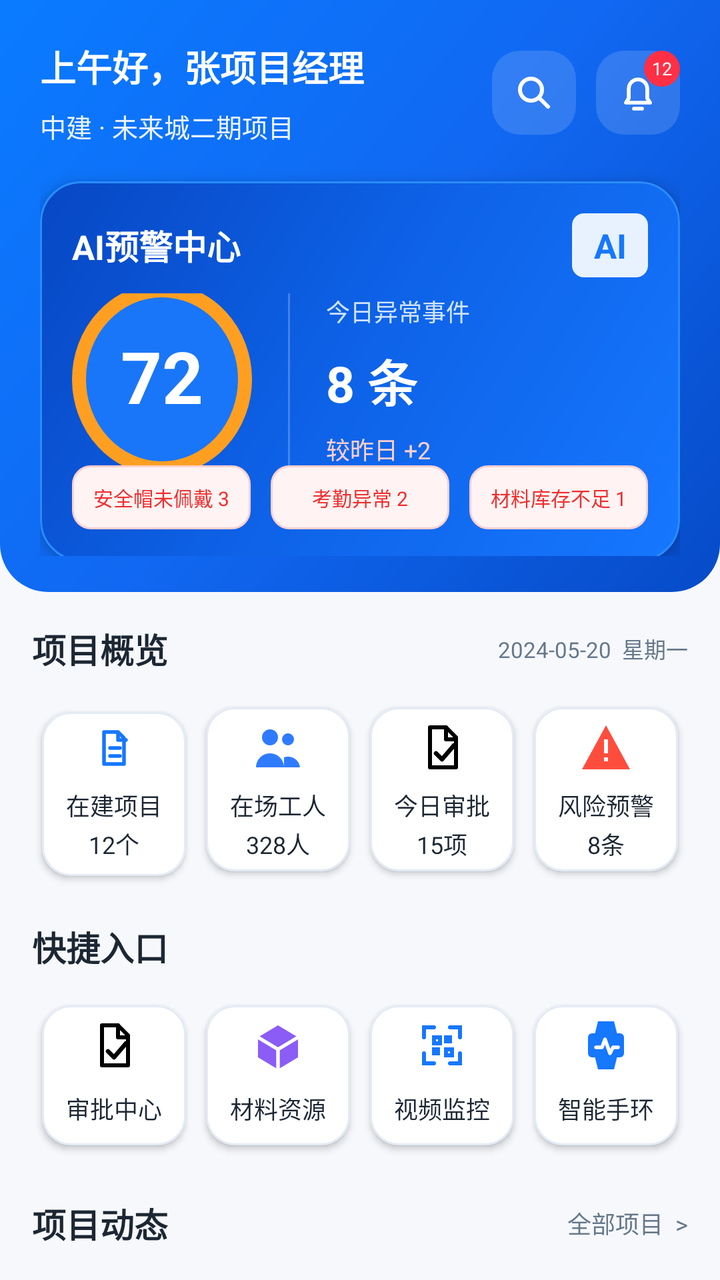
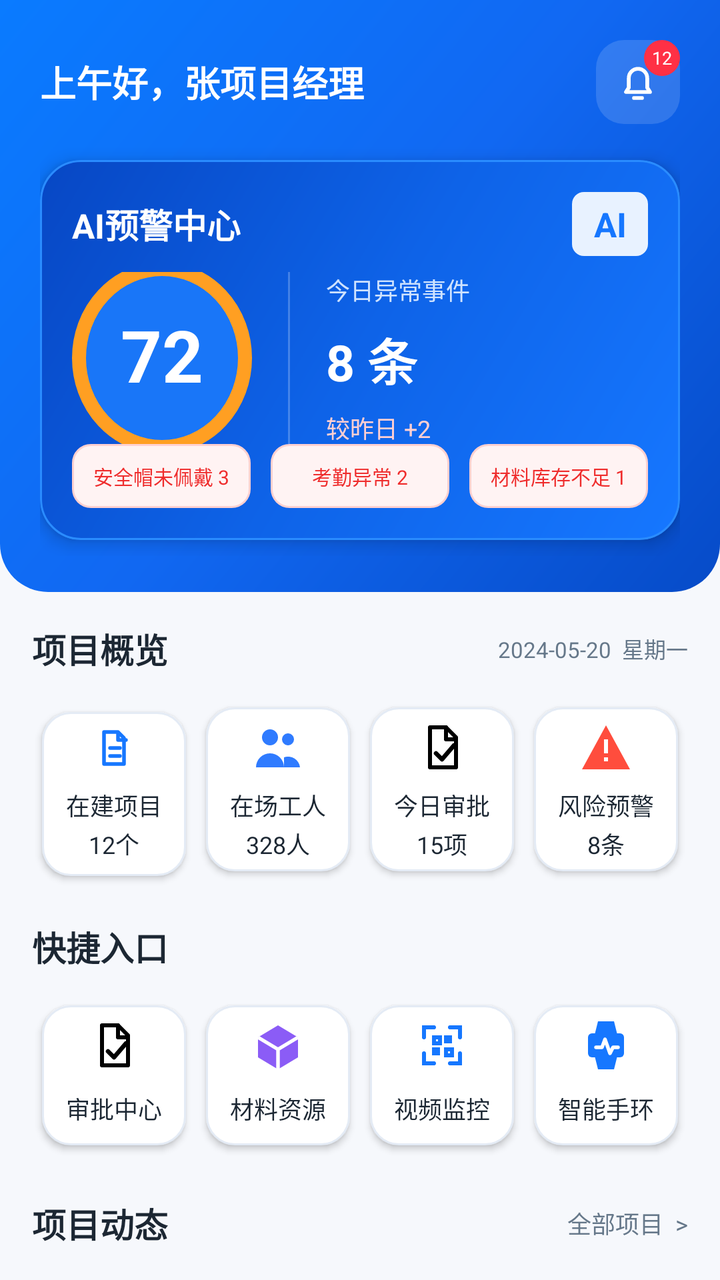

Screens rendered from an Android XML layout before and after an edit, with the pre-edit source and the edit as a unified diff.
<!-- AndroidManifest.xml: application theme Theme.WorkerM -->
<!-- res/layout/fragment_home.xml -->
<?xml version="1.0" encoding="utf-8"?>
<androidx.core.widget.NestedScrollView xmlns:android="http://schemas.android.com/apk/res/android"
    xmlns:app="http://schemas.android.com/apk/res-auto"
    android:layout_width="match_parent"
    android:layout_height="match_parent"
    android:background="@drawable/bg_app_page"
    android:fillViewport="true"
    android:overScrollMode="never">

    <LinearLayout
        android:layout_width="match_parent"
        android:layout_height="wrap_content"
        android:orientation="vertical">

        <LinearLayout
            android:layout_width="match_parent"
            android:layout_height="296dp"
            android:background="@drawable/bg_home_top"
            android:orientation="vertical"
            android:paddingStart="20dp"
            android:paddingTop="20dp"
            android:paddingEnd="20dp"
            android:paddingBottom="18dp">

            <LinearLayout
                android:layout_width="match_parent"
                android:layout_height="wrap_content"
                android:gravity="center_vertical"
                android:orientation="horizontal">

                <LinearLayout
                    android:layout_width="0dp"
                    android:layout_height="wrap_content"
                    android:layout_weight="1"
                    android:orientation="vertical">

                    <TextView
                        android:layout_width="wrap_content"
                        android:layout_height="wrap_content"
                        android:includeFontPadding="false"
                        android:text="上午好，张项目经理"
                        android:textColor="@color/white"
                        android:textSize="18sp"
                        android:textStyle="bold" />

                    <TextView
                        android:layout_width="wrap_content"
                        android:layout_height="wrap_content"
                        android:layout_marginTop="7dp"
                        android:text="中建 · 未来城二期项目"
                        android:textColor="#EAF3FF"
                        android:textSize="13sp" />
                </LinearLayout>

                <ImageButton
                    android:id="@+id/search_button"
                    android:layout_width="42dp"
                    android:layout_height="42dp"
                    android:background="@drawable/bg_home_icon_button"
                    android:contentDescription="搜索"
                    android:foreground="?attr/selectableItemBackgroundBorderless"
                    android:padding="9dp"
                    android:src="@drawable/ic_search" />

                <FrameLayout
                    android:layout_width="42dp"
                    android:layout_height="42dp"
                    android:layout_marginStart="10dp">

                    <ImageButton
                        android:id="@+id/notification_button"
                        android:layout_width="42dp"
                        android:layout_height="42dp"
                        android:background="@drawable/bg_home_icon_button"
                        android:contentDescription="消息"
                        android:foreground="?attr/selectableItemBackgroundBorderless"
                        android:padding="9dp"
                        android:src="@drawable/ic_bell" />

                    <TextView
                        android:layout_width="18dp"
                        android:layout_height="18dp"
                        android:layout_gravity="top|end"
                        android:background="@drawable/bg_circle_red"
                        android:gravity="center"
                        android:text="12"
                        android:textColor="@color/white"
                        android:textSize="9sp" />
                </FrameLayout>
            </LinearLayout>

            <LinearLayout
                android:id="@+id/ai_warning_card"
                android:layout_width="match_parent"
                android:layout_height="190dp"
                android:layout_marginTop="18dp"
                android:background="@drawable/bg_blue_panel"
                android:clickable="true"
                android:clipToOutline="true"
                android:elevation="5dp"
                android:foreground="?attr/selectableItemBackground"
                android:orientation="vertical"
                android:padding="16dp">

                <LinearLayout
                    android:layout_width="match_parent"
                    android:layout_height="wrap_content"
                    android:gravity="center_vertical"
                    android:orientation="horizontal">

                    <TextView
                        android:layout_width="0dp"
                        android:layout_height="wrap_content"
                        android:layout_weight="1"
                        android:includeFontPadding="false"
                        android:text="AI预警中心"
                        android:textColor="@color/white"
                        android:textSize="17sp"
                        android:textStyle="bold" />

                    <TextView
                        android:layout_width="38dp"
                        android:layout_height="32dp"
                        android:background="@drawable/bg_chip_blue"
                        android:gravity="center"
                        android:text="AI"
                        android:textColor="@color/dashboard_blue"
                        android:textSize="17sp"
                        android:textStyle="bold" />
                </LinearLayout>

                <LinearLayout
                    android:layout_width="match_parent"
                    android:layout_height="0dp"
                    android:layout_marginTop="8dp"
                    android:layout_weight="1"
                    android:gravity="center_vertical"
                    android:orientation="horizontal">

                    <TextView
                        android:layout_width="90dp"
                        android:layout_height="96dp"
                        android:background="@drawable/bg_circle_gauge"
                        android:gravity="center"
                        android:includeFontPadding="false"
                        android:text="72"
                        android:textColor="@color/white"
                        android:textSize="36sp"
                        android:textStyle="bold" />

                    <View
                        android:layout_width="1dp"
                        android:layout_height="92dp"
                        android:layout_marginStart="18dp"
                        android:background="#3AFFFFFF" />

                    <LinearLayout
                        android:layout_width="0dp"
                        android:layout_height="wrap_content"
                        android:layout_marginStart="18dp"
                        android:layout_weight="1"
                        android:orientation="vertical">

                        <TextView
                            android:layout_width="wrap_content"
                            android:layout_height="wrap_content"
                            android:text="今日异常事件"
                            android:textColor="#CFE3FF"
                            android:textSize="12sp" />

                        <TextView
                            android:layout_width="wrap_content"
                            android:layout_height="wrap_content"
                            android:layout_marginTop="8dp"
                            android:text="8 条"
                            android:textColor="@color/white"
                            android:textSize="25sp"
                            android:textStyle="bold" />

                        <TextView
                            android:layout_width="wrap_content"
                            android:layout_height="wrap_content"
                            android:layout_marginTop="7dp"
                            android:text="较昨日 +2"
                            android:textColor="#FFCFD2"
                            android:textSize="12sp" />
                    </LinearLayout>
                </LinearLayout>

                <LinearLayout
                    android:layout_width="match_parent"
                    android:layout_height="32dp"
                    android:gravity="center"
                    android:orientation="horizontal">

                    <TextView
                        android:layout_width="0dp"
                        android:layout_height="match_parent"
                        android:layout_marginEnd="5dp"
                        android:layout_weight="1"
                        android:background="@drawable/bg_home_warning_chip"
                        android:ellipsize="end"
                        android:gravity="center"
                        android:maxLines="1"
                        android:text="安全帽未佩戴 3"
                        android:textColor="#EF2D2D"
                        android:textSize="10sp" />

                    <TextView
                        android:layout_width="0dp"
                        android:layout_height="match_parent"
                        android:layout_marginHorizontal="5dp"
                        android:layout_weight="1"
                        android:background="@drawable/bg_home_warning_chip"
                        android:ellipsize="end"
                        android:gravity="center"
                        android:maxLines="1"
                        android:text="考勤异常 2"
                        android:textColor="#EF2D2D"
                        android:textSize="10sp" />

                    <TextView
                        android:layout_width="0dp"
                        android:layout_height="match_parent"
                        android:layout_marginStart="5dp"
                        android:layout_weight="1"
                        android:background="@drawable/bg_home_warning_chip"
                        android:ellipsize="end"
                        android:gravity="center"
                        android:maxLines="1"
                        android:text="材料库存不足 1"
                        android:textColor="#EF2D2D"
                        android:textSize="10sp" />
                </LinearLayout>
            </LinearLayout>
        </LinearLayout>

        <LinearLayout
            android:layout_width="match_parent"
            android:layout_height="wrap_content"
            android:orientation="vertical"
            android:paddingHorizontal="16dp"
            android:paddingTop="16dp"
            android:paddingBottom="20dp">

            <LinearLayout
                android:layout_width="match_parent"
                android:layout_height="wrap_content"
                android:gravity="center_vertical"
                android:orientation="horizontal">

                <TextView
                    android:layout_width="0dp"
                    android:layout_height="wrap_content"
                    android:layout_weight="1"
                    android:includeFontPadding="false"
                    android:text="项目概览"
                    android:textColor="@color/text_primary"
                    android:textSize="17sp"
                    android:textStyle="bold" />

                <TextView
                    android:layout_width="wrap_content"
                    android:layout_height="wrap_content"
                    android:text="2024-05-20  星期一"
                    android:textColor="@color/text_secondary"
                    android:textSize="11sp" />
            </LinearLayout>

            <GridLayout
                android:layout_width="match_parent"
                android:layout_height="wrap_content"
                android:layout_marginTop="12dp"
                android:columnCount="4"
                android:rowCount="1">

                <TextView style="@style/HomeMetricCard" android:drawableTop="@drawable/ic_project" android:text="在建项目\n12个" />
                <TextView style="@style/HomeMetricCard" android:drawableTop="@drawable/ic_people" android:text="在场工人\n328人" />
                <TextView style="@style/HomeMetricCard" android:drawableTop="@drawable/ic_approval" android:text="今日审批\n15项" />
                <TextView style="@style/HomeMetricCard" android:drawableTop="@drawable/ic_alert" android:text="风险预警\n8条" />
            </GridLayout>

            <TextView
                android:layout_width="wrap_content"
                android:layout_height="wrap_content"
                android:layout_marginTop="18dp"
                android:includeFontPadding="false"
                android:text="快捷入口"
                android:textColor="@color/text_primary"
                android:textSize="17sp"
                android:textStyle="bold" />

            <GridLayout
                android:layout_width="match_parent"
                android:layout_height="wrap_content"
                android:layout_marginTop="12dp"
                android:columnCount="4">



                <TextView
                    android:id="@+id/approval_center_action"
                    style="@style/HomeActionCard"
                    android:drawableTop="@drawable/ic_approval"
                    android:text="审批中心" />
                <TextView
                    android:id="@+id/material_action"
                    style="@style/HomeActionCard"
                    android:drawableTop="@drawable/ic_material"
                    android:text="材料资源" />
                <TextView
                    android:id="@+id/video_action"
                    style="@style/HomeActionCard"
                    android:drawableTop="@drawable/ic_scan"
                    android:text="视频监控" />

                <TextView
                    android:id="@+id/bracelet_action"
                    style="@style/HomeActionCard"
                    android:drawableTop="@drawable/ic_bracelet"
                    android:text="智能手环" />





            </GridLayout>

            <LinearLayout
                android:layout_width="match_parent"
                android:layout_height="wrap_content"
                android:layout_marginTop="18dp"
                android:gravity="center_vertical"
                android:orientation="horizontal">

                <TextView
                    android:layout_width="0dp"
                    android:layout_height="wrap_content"
                    android:layout_weight="1"
                    android:includeFontPadding="false"
                    android:text="项目动态"
                    android:textColor="@color/text_primary"
                    android:textSize="17sp"
                    android:textStyle="bold" />

                <TextView
                    android:id="@+id/all_todo_bar"
                    android:layout_width="wrap_content"
                    android:layout_height="32dp"
                    android:gravity="center_vertical"
                    android:text="全部项目  >"
                    android:textColor="@color/text_secondary"
                    android:textSize="12sp" />
            </LinearLayout>

            <androidx.recyclerview.widget.RecyclerView
                android:id="@+id/home_project_recycler"
                android:layout_width="match_parent"
                android:layout_height="wrap_content"
                android:layout_marginTop="2dp"
                android:nestedScrollingEnabled="false"
                android:overScrollMode="never" />

            <TextView
                android:id="@+id/home_project_empty_text"
                android:layout_width="match_parent"
                android:layout_height="96dp"
                android:gravity="center"
                android:text="暂无可管理项目"
                android:textColor="@color/text_secondary"
                android:textSize="14sp"
                android:visibility="gone" />
        </LinearLayout>
    </LinearLayout>
</androidx.core.widget.NestedScrollView>
<!-- resources referenced by this layout -->
<resources>
  <color name="dashboard_blue">#1677FF</color>
  <color name="text_primary">#1C2733</color>
  <color name="text_secondary">#66788A</color>
  <color name="white">#FFFFFFFF</color>
  <!-- drawable bg_app_page (drawable) -->
  <?xml version="1.0" encoding="utf-8"?>
  <shape xmlns:android="http://schemas.android.com/apk/res/android">
      <solid android:color="#F6F8FC" />
  </shape>
  <!-- drawable bg_blue_panel (drawable) -->
  <?xml version="1.0" encoding="utf-8"?>
  <shape xmlns:android="http://schemas.android.com/apk/res/android">
      <gradient
          android:angle="135"
          android:startColor="#1677FF"
          android:centerColor="#0E63E8"
          android:endColor="#0747C4" />
      <stroke android:width="1dp" android:color="#2A8CFF" />
      <corners android:radius="20dp" />
  </shape>
  <!-- drawable bg_chip_blue (drawable) -->
  <?xml version="1.0" encoding="utf-8"?>
  <shape xmlns:android="http://schemas.android.com/apk/res/android">
      <solid android:color="#E8F2FF" />
      <corners android:radius="6dp" />
  </shape>
  <!-- drawable bg_circle_gauge (drawable) -->
  <?xml version="1.0" encoding="utf-8"?>
  <shape xmlns:android="http://schemas.android.com/apk/res/android" android:shape="oval">
      <solid android:color="#1976F8" />
      <stroke android:width="7dp" android:color="#FF9F22" />
  </shape>
  <!-- drawable bg_circle_red (drawable) -->
  <?xml version="1.0" encoding="utf-8"?>
  <shape xmlns:android="http://schemas.android.com/apk/res/android" android:shape="oval">
      <solid android:color="#FF3045" />
  </shape>
  <!-- drawable bg_home_icon_button (drawable) -->
  <?xml version="1.0" encoding="utf-8"?>
  <shape xmlns:android="http://schemas.android.com/apk/res/android">
      <solid android:color="#24FFFFFF" />
      <corners android:radius="14dp" />
  </shape>
  <!-- drawable bg_home_top (drawable) -->
  <?xml version="1.0" encoding="utf-8"?>
  <shape xmlns:android="http://schemas.android.com/apk/res/android">
      <gradient
          android:angle="315"
          android:startColor="#0A7BFF"
          android:centerColor="#1168F2"
          android:endColor="#064BC8" />
      <corners
          android:bottomLeftRadius="24dp"
          android:bottomRightRadius="24dp" />
  </shape>
  <!-- drawable bg_home_warning_chip (drawable) -->
  <?xml version="1.0" encoding="utf-8"?>
  <shape xmlns:android="http://schemas.android.com/apk/res/android">
      <solid android:color="#FFF3F3" />
      <stroke android:width="1dp" android:color="#FFD0D0" />
      <corners android:radius="9dp" />
  </shape>
  <!-- drawable ic_alert (drawable) -->
  <?xml version="1.0" encoding="utf-8"?>
  <vector xmlns:android="http://schemas.android.com/apk/res/android" android:width="28dp" android:height="28dp" android:viewportWidth="28" android:viewportHeight="28">
      <path android:fillColor="#FFFF4D3D" android:pathData="M14,3l12,22H2z" />
      <path android:fillColor="#FFFFFFFF" android:pathData="M13,10h2v7h-2zM13,19h2v2h-2z" />
  </vector>
  <!-- drawable ic_search (drawable) -->
  <?xml version="1.0" encoding="utf-8"?>
  <vector xmlns:android="http://schemas.android.com/apk/res/android" android:width="24dp" android:height="24dp" android:viewportWidth="24" android:viewportHeight="24">
      <path android:strokeColor="#FFFFFFFF" android:strokeWidth="2" android:strokeLineCap="round" android:fillColor="@android:color/transparent" android:pathData="M10.5,5a5.5,5.5 0,1 0,0 11a5.5,5.5 0,0 0,0 -11M15,15l4,4" />
  </vector>
  <style name="Theme.WorkerM" parent="Base.Theme.WorkerM" />
  <!-- drawable bg_home_card (drawable) -->
  <?xml version="1.0" encoding="utf-8"?>
  <shape xmlns:android="http://schemas.android.com/apk/res/android">
      <solid android:color="@color/white" />
      <stroke android:width="1dp" android:color="#E4EBF5" />
      <corners android:radius="14dp" />
  </shape>
  <color name="brand_primary">#124D90</color>
  <color name="text_inverse">#FFFFFFFF</color>
  <color name="brand_secondary">#2F7BC7</color>
  <color name="surface_background">#F3F6FA</color>
  <color name="surface_card">#FFFFFFFF</color>
  <!-- unchanged entries left out for length: 10 -->
</resources>

<!-- the commit's change to res/layout/fragment_home.xml (unified diff, before → after) -->
@@ -43,24 +43,10 @@
                         android:textSize="18sp"
                         android:textStyle="bold" />
 
-                    <TextView
-                        android:layout_width="wrap_content"
-                        android:layout_height="wrap_content"
-                        android:layout_marginTop="7dp"
-                        android:text="中建 · 未来城二期项目"
-                        android:textColor="#EAF3FF"
-                        android:textSize="13sp" />
+
                 </LinearLayout>
 
-                <ImageButton
-                    android:id="@+id/search_button"
-                    android:layout_width="42dp"
-                    android:layout_height="42dp"
-                    android:background="@drawable/bg_home_icon_button"
-                    android:contentDescription="搜索"
-                    android:foreground="?attr/selectableItemBackgroundBorderless"
-                    android:padding="9dp"
-                    android:src="@drawable/ic_search" />
+
 
                 <FrameLayout
                     android:layout_width="42dp"
<!-- resource entries referenced after the edit -->
@@ -68,11 +68,6 @@
       <path android:fillColor="#FFFF4D3D" android:pathData="M14,3l12,22H2z" />
       <path android:fillColor="#FFFFFFFF" android:pathData="M13,10h2v7h-2zM13,19h2v2h-2z" />
   </vector>
-  <!-- drawable ic_search (drawable) -->
-  <?xml version="1.0" encoding="utf-8"?>
-  <vector xmlns:android="http://schemas.android.com/apk/res/android" android:width="24dp" android:height="24dp" android:viewportWidth="24" android:viewportHeight="24">
-      <path android:strokeColor="#FFFFFFFF" android:strokeWidth="2" android:strokeLineCap="round" android:fillColor="@android:color/transparent" android:pathData="M10.5,5a5.5,5.5 0,1 0,0 11a5.5,5.5 0,0 0,0 -11M15,15l4,4" />
-  </vector>
   <style name="Theme.WorkerM" parent="Base.Theme.WorkerM" />
   <!-- drawable bg_home_card (drawable) -->
   <?xml version="1.0" encoding="utf-8"?>
